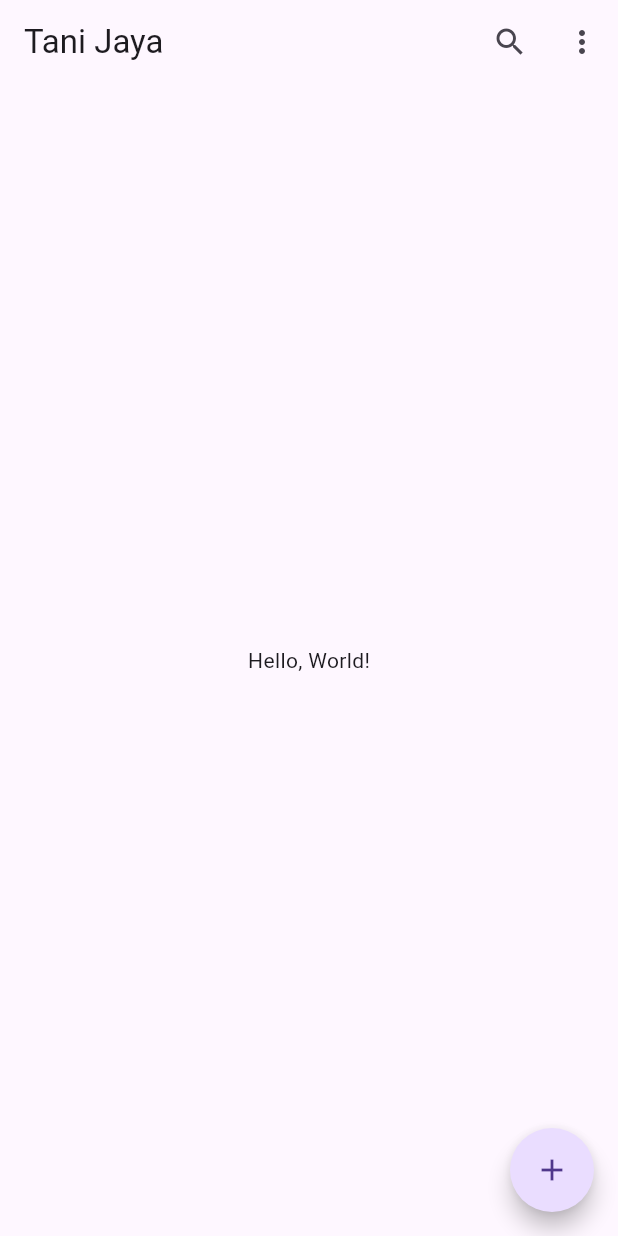
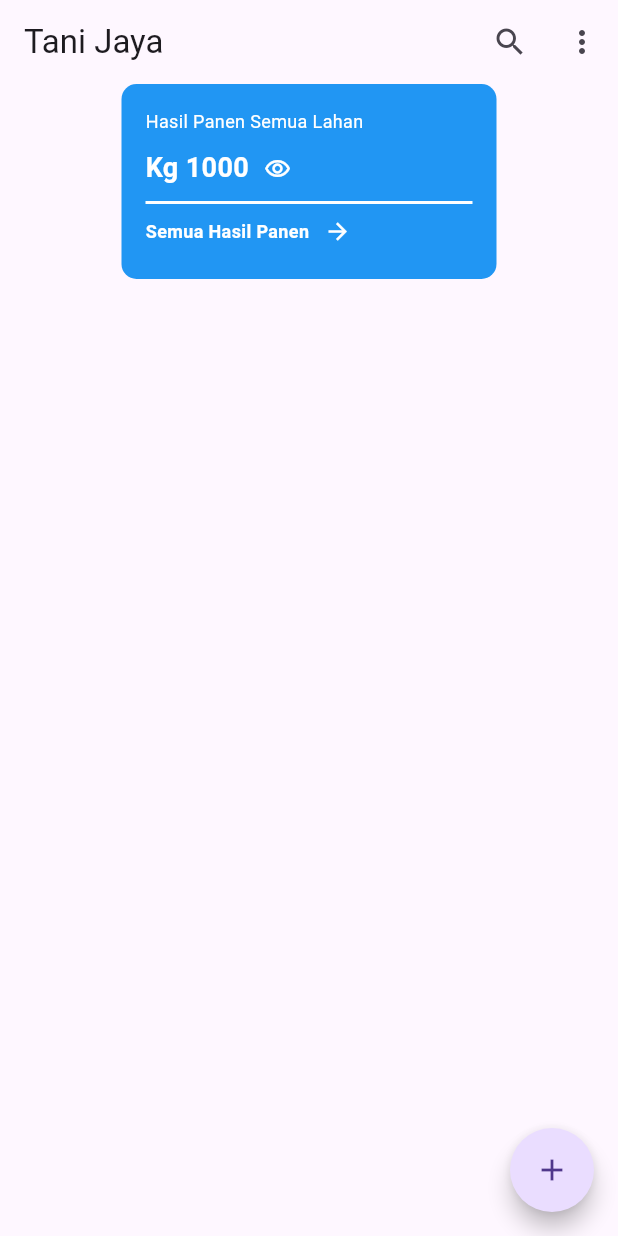
Before and after one commit to ricco-arisdy/ujidatapanen, a Flutter app: the HomeView screen opened directly, on a phone screen of 412 x 824 dp. Run offline on Flutter 3.47's test engine with Material 3 defaults, Android fonts, the phone set to English and light mode, and no system bars; our stand-ins replace image_picker.

Commit message:
membuat container untuk hasil panen di HomeView

```diff
--- a/lib/screen/home.dart
+++ b/lib/screen/home.dart
@@ -1,5 +1,6 @@
 import 'package:flutter/material.dart';
 import 'package:ujidatapanen/screen/login_screen.dart';
+import 'package:ujidatapanen/screen/profile_screen.dart';
 
 void main() {
   runApp(HomeView());
@@ -28,7 +29,7 @@ class _HomeViewState extends State<HomeView> {
                   // Navigasi ke halaman Profile saat menu dipilih
                   Navigator.pushAndRemoveUntil(
                     context,
-                    MaterialPageRoute(builder: (context) => LoginPage()),
+                    MaterialPageRoute(builder: (context) => ProfilePage()),
                     (route) => false,
                   );
                   break;
@@ -57,8 +58,77 @@ class _HomeViewState extends State<HomeView> {
           ),
         ],
       ),
-      body: Center(
-        child: Text('Hello, World!'),
+      body: Column(
+        children: [
+          Center(
+            child: Container(
+              width: 250,
+              height: 130,
+              decoration: BoxDecoration(
+                color: Colors.blue,
+                borderRadius: BorderRadius.circular(10),
+              ),
+              child: Padding(
+                padding: const EdgeInsets.all(16.0),
+                child: Column(
+                  crossAxisAlignment: CrossAxisAlignment.start,
+                  children: [
+                    Text(
+                      'Hasil Panen Semua Lahan',
+                      style: TextStyle(
+                        color: Colors.white,
+                        fontSize: 12,
+                      ),
+                    ),
+                    SizedBox(height: 10),
+                    Row(
+                      children: [
+                        Text(
+                          'Kg 1000',
+                          style: TextStyle(
+                            color: Colors.white,
+                            fontSize: 18,
+                            fontWeight: FontWeight.bold,
+                          ),
+                        ),
+                        SizedBox(width: 10),
+                        Icon(
+                          Icons.remove_red_eye_outlined,
+                          color: Colors.white,
+                          size: 18,
+                        ),
+                      ],
+                    ),
+                    Divider(
+                      // Menambahkan Garis
+                      color: Colors.white,
+                      thickness: 2,
+                      height: 20,
+                    ),
+                    Row(
+                      children: [
+                        Text(
+                          'Semua Hasil Panen',
+                          style: TextStyle(
+                            color: Colors.white,
+                            fontSize: 12,
+                            fontWeight: FontWeight.bold,
+                          ),
+                        ),
+                        SizedBox(width: 10),
+                        Icon(
+                          Icons.arrow_forward,
+                          color: Colors.white,
+                          size: 18,
+                        ),
+                      ],
+                    ),
+                  ],
+                ),
+              ),
+            ),
+          ),
+        ],
       ),
       floatingActionButton: FloatingActionButton(
         onPressed: () {
```
